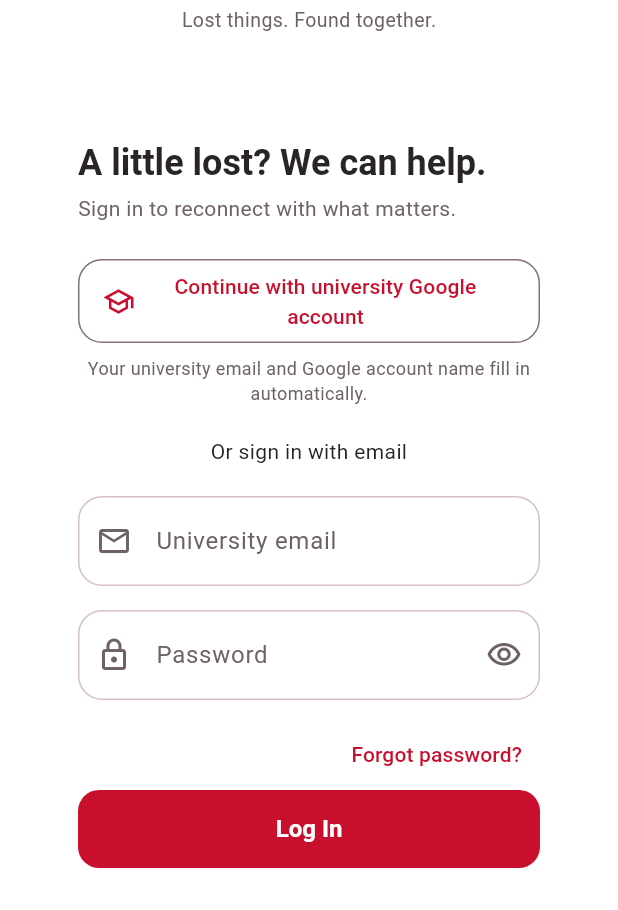
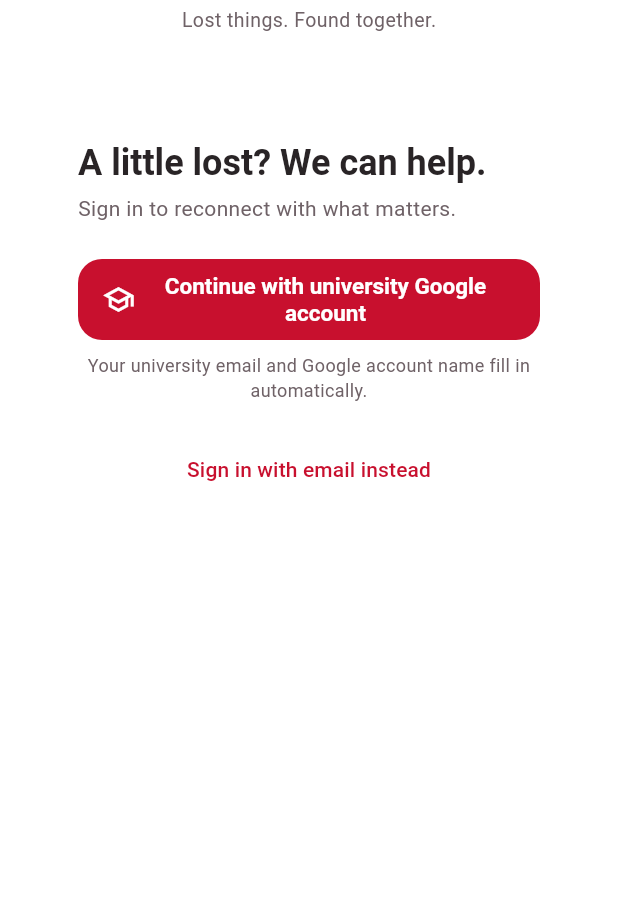
Before and after one commit to trstnlln/FindIt-BSU, a Flutter app: the screen it shows after launch, on a phone screen of 412 x 824 dp, the part 326-1236 px from its top. Run offline on Flutter 3.47's test engine with Material 3 defaults, Android fonts, the light colour scheme and no system bars; our stand-ins replace cached_network_image, cloud_firestore, firebase_auth, firebase_core, firebase_crashlytics, firebase_messaging and 3 more; accounts and stored records are empty.

Commit message:
Make university Google the primary sign-in option

```diff
--- a/lib/screens/auth/login_screen.dart
+++ b/lib/screens/auth/login_screen.dart
@@ -6,7 +6,7 @@ import '../../widgets/university_sign_in_button.dart';
 import 'register_screen.dart';
 import '../../widgets/brand_logo.dart';
 
-/// Login screen — authenticates existing users with email and password.
+/// University Google sign-in with an optional email/password fallback.
 class LoginScreen extends StatefulWidget {
   const LoginScreen({super.key});
 
@@ -21,6 +21,7 @@ class _LoginScreenState extends State<LoginScreen>
   final _passwordController = TextEditingController();
 
   bool _obscurePassword = true;
+  bool _showEmailForm = !UniversitySignInButton.isSupported;
   String? _errorMessage;
 
   // Animation controller for the logo entrance
@@ -180,6 +181,7 @@ class _LoginScreenState extends State<LoginScreen>
                                 const SizedBox(height: 24),
 
                                 UniversitySignInButton(
+                                  primary: true,
                                   onPressed: isLoading
                                       ? null
                                       : _continueWithUniversityAccount,
@@ -189,11 +191,30 @@ class _LoginScreenState extends State<LoginScreen>
                                   _buildErrorBanner(_errorMessage!),
                                   const SizedBox(height: 16),
                                 ],
-                                const Text(
-                                  'Or sign in with email',
-                                  textAlign: TextAlign.center,
+                                if (UniversitySignInButton.isSupported)
+                                  TextButton(
+                                    onPressed: isLoading
+                                        ? null
+                                        : () {
+                                            FocusScope.of(context).unfocus();
+                                            setState(() {
+                                              _showEmailForm = !_showEmailForm;
+                                              _errorMessage = null;
+                                            });
+                                          },
+                                    child: Text(
+                                      _showEmailForm
+                                          ? 'Use university Google instead'
+                                          : 'Sign in with email instead',
                                     ),
+                                  ),
+                                if (_showEmailForm) ...[
                                   const SizedBox(height: 20),
+                                  Text(
+                                    'Use your FindIt-BSU password, not your Google password.',
+                                    style: theme.textTheme.bodySmall,
+                                  ),
+                                  const SizedBox(height: 16),
 
                                   // Email field
                                   _buildEmailField(colorScheme),
@@ -215,6 +236,7 @@ class _LoginScreenState extends State<LoginScreen>
                                   // Login button
                                   _buildLoginButton(isLoading, colorScheme),
                                 ],
+                              ],
                             ),
                           ),
                         ),
@@ -222,6 +244,7 @@ class _LoginScreenState extends State<LoginScreen>
 
                       const SizedBox(height: 20),
 
+                      if (_showEmailForm)
                         // ── Register Link ────────────────────────────────────
                         Wrap(
                           alignment: WrapAlignment.center,
--- a/lib/widgets/university_sign_in_button.dart
+++ b/lib/widgets/university_sign_in_button.dart
@@ -4,30 +4,37 @@ import 'package:flutter/material.dart';
 /// A single action for university account registration and returning sign-in.
 class UniversitySignInButton extends StatelessWidget {
   final VoidCallback? onPressed;
-  const UniversitySignInButton({super.key, required this.onPressed});
+  final bool primary;
+  const UniversitySignInButton({
+    super.key,
+    required this.onPressed,
+    this.primary = false,
+  });
+
+  static bool get isSupported =>
+      kIsWeb ||
+      defaultTargetPlatform == TargetPlatform.android ||
+      defaultTargetPlatform == TargetPlatform.iOS ||
+      defaultTargetPlatform == TargetPlatform.macOS;
 
   @override
   Widget build(BuildContext context) {
-    if (!kIsWeb &&
-        defaultTargetPlatform != TargetPlatform.android &&
-        defaultTargetPlatform != TargetPlatform.iOS &&
-        defaultTargetPlatform != TargetPlatform.macOS) {
-      return const SizedBox.shrink();
-    }
+    if (!isSupported) return const SizedBox.shrink();
+    const label = Padding(
+      padding: EdgeInsets.symmetric(vertical: 8),
+      child: Text(
+        'Continue with university Google account',
+        textAlign: TextAlign.center,
+      ),
+    );
+    const icon = Icon(Icons.school_outlined, size: 22);
     return Column(
       crossAxisAlignment: CrossAxisAlignment.stretch,
       children: [
-        OutlinedButton.icon(
-          onPressed: onPressed,
-          icon: const Icon(Icons.school_outlined, size: 22),
-          label: const Padding(
-            padding: EdgeInsets.symmetric(vertical: 8),
-            child: Text(
-              'Continue with university Google account',
-              textAlign: TextAlign.center,
-            ),
-          ),
-        ),
+        if (primary)
+          FilledButton.icon(onPressed: onPressed, icon: icon, label: label)
+        else
+          OutlinedButton.icon(onPressed: onPressed, icon: icon, label: label),
         const SizedBox(height: 8),
         Text(
           'Your university email and Google account name fill in automatically.',
```
Also changed, not shown: 2 other files. Lines whose indentation alone changed are shown as unchanged.
